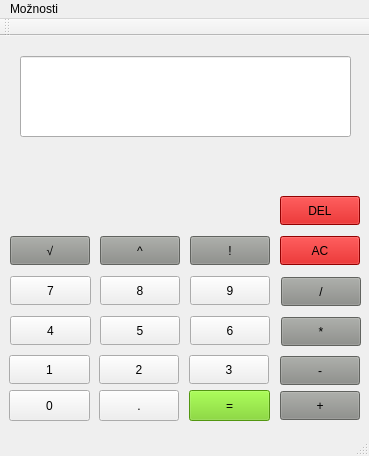
The window that src/IVS-kalkulacka/mainwindow.ui (Skalin/IVS2) describes before a commit, drawn with Qt 5.
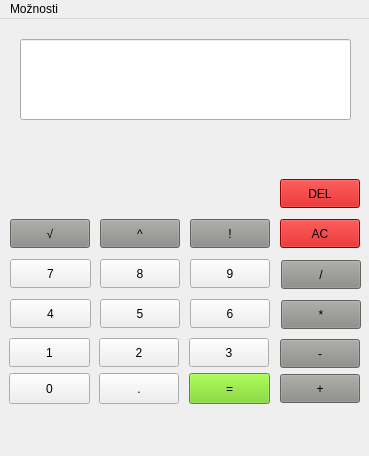
The same window after the commit.

```diff
--- a/src/IVS-kalkulacka/mainwindow.ui
+++ b/src/IVS-kalkulacka/mainwindow.ui
@@ -414,15 +414,6 @@
    </widget>
    <addaction name="menuMoznosti"/>
   </widget>
-  <widget class="QToolBar" name="mainToolBar">
-   <attribute name="toolBarArea">
-    <enum>TopToolBarArea</enum>
-   </attribute>
-   <attribute name="toolBarBreak">
-    <bool>false</bool>
-   </attribute>
-  </widget>
-  <widget class="QStatusBar" name="statusBar"/>
   <action name="actionKalkulacka">
    <property name="text">
     <string>Kalkulačka</string>
```
